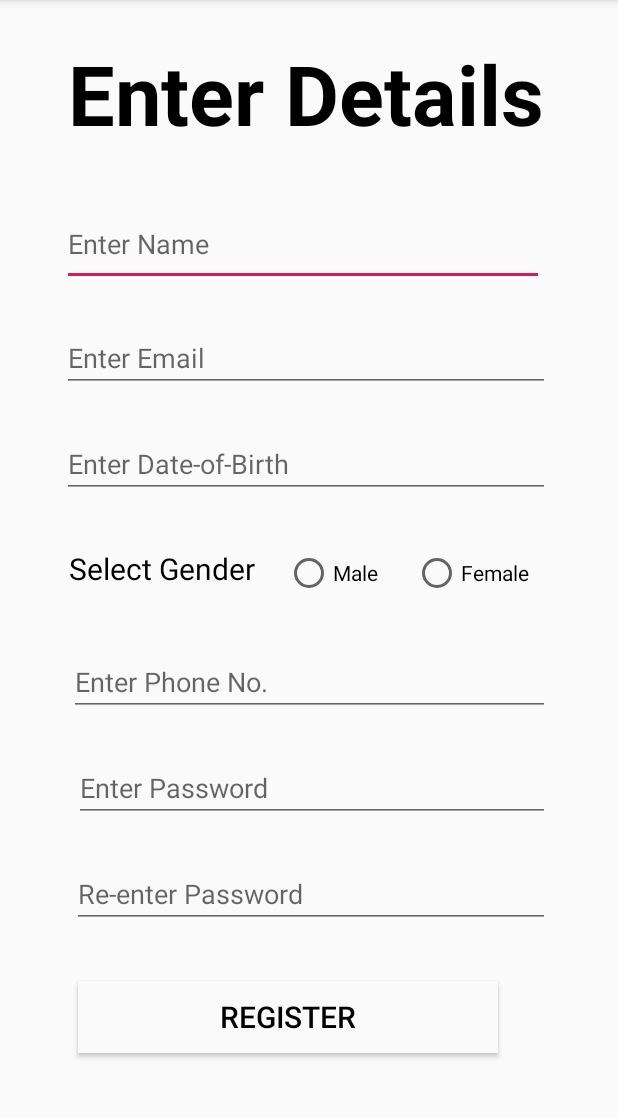
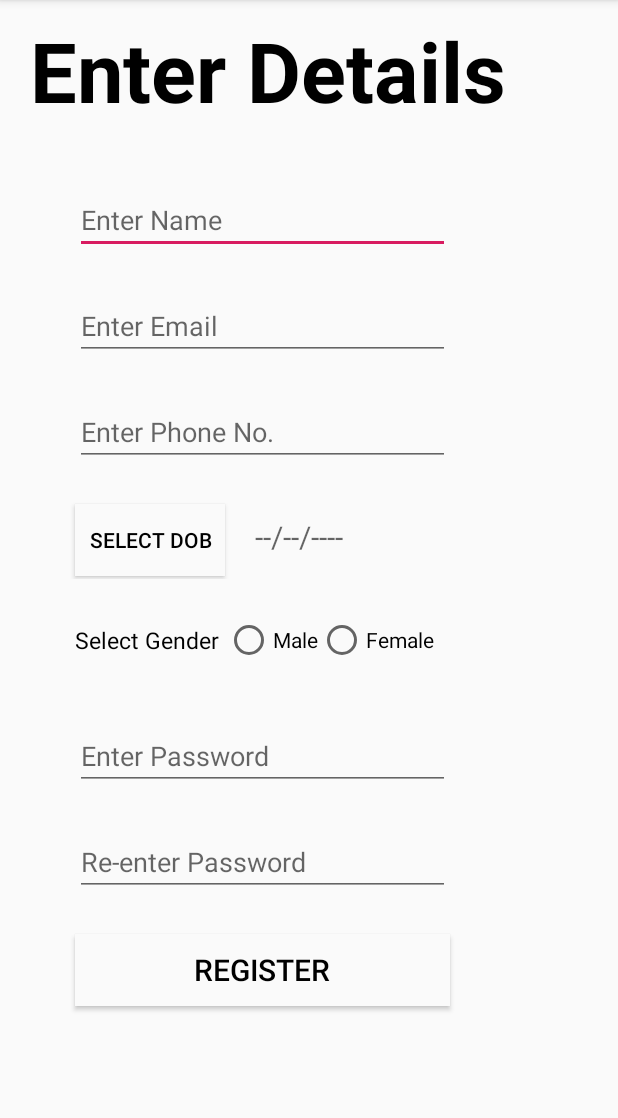
Before and after one commit to AjayUmakanth/DDApp, an Android app: the RegisterActivity screen opened directly, with no data from a screen before it, on a phone screen of 412 x 824 dp, the part 84-1202 px from its top. Run offline under Robolectric (Android 15) with nearby library versions, the phone set to English and light mode, and no system bars; our stand-ins replace Volley; network calls fail.

Commit message:
Refactored register activity Fixed login activity bug

```diff
--- a/app/src/main/java/com/example/depressiondetection/LoginActivity.java
+++ b/app/src/main/java/com/example/depressiondetection/LoginActivity.java
@@ -72,6 +72,8 @@ public class LoginActivity extends AppCompatActivity {
                         public void onResponse(JSONObject response) {
                             progressBar.setVisibility(View.INVISIBLE);
                             Log.d("JSONPost", response.toString());
+                            PreferenceManager.getDefaultSharedPreferences(getApplicationContext()).edit()
+                                    .putString("user_data",response.toString()).apply();
                             Intent intent = new Intent(getApplicationContext(),MainActivity.class);
                             startActivity(intent);
                         }
@@ -81,7 +83,7 @@ public class LoginActivity extends AppCompatActivity {
                 public void onErrorResponse(VolleyError error) {
                     progressBar.setVisibility(View.INVISIBLE);
                     VolleyLog.d("JSONPost", "Error: " + error.getMessage());
-                    Toast.makeText(getApplicationContext(), error.networkResponse.data.toString(), Toast.LENGTH_SHORT).show();
+                    //Toast.makeText(getApplicationContext(), error.networkResponse, Toast.LENGTH_SHORT).show();
 
                     //pDialog.hide();
                 }
--- a/app/src/main/java/com/example/depressiondetection/RegisterActivity.java
+++ b/app/src/main/java/com/example/depressiondetection/RegisterActivity.java
@@ -8,6 +8,8 @@ import android.util.Log;
 import android.view.View;
 import android.widget.Button;
 import android.widget.DatePicker;
+import android.widget.EditText;
+import android.widget.ProgressBar;
 import android.widget.RadioButton;
 import android.widget.RadioGroup;
 import android.widget.TextView;
@@ -29,25 +31,30 @@ import org.json.JSONObject;
 import java.util.Calendar;
 
 public class RegisterActivity extends AppCompatActivity {
-    private TextView name,email,phone,dob,pass,pass2;
+    private EditText name,email,phone,pass,pass2;
+    private TextView dob;
     private RadioGroup gender;
-    Button register;
+    ProgressBar progressBar;
+    Button register,selectDOB;
+    Calendar calender;
     @Override
     protected void onCreate(Bundle savedInstanceState) {
         super.onCreate(savedInstanceState);
         setContentView(R.layout.activity_register);
+        calender = Calendar.getInstance();
+        progressBar=findViewById(R.id.progressBar2);
         name=findViewById(R.id.name);
         email=findViewById(R.id.email);
         phone=findViewById(R.id.phone);
         dob=findViewById(R.id.dob);
+        selectDOB=findViewById(R.id.selectDOB);
         pass=findViewById(R.id.pass);
         pass2=findViewById(R.id.pass2);
         gender=findViewById(R.id.gender);
         register=findViewById(R.id.register);
-        dob.setOnClickListener(new View.OnClickListener() {
+        selectDOB.setOnClickListener(new View.OnClickListener() {
             @Override
             public void onClick(View v) {
-                final Calendar calender = Calendar.getInstance();
                 int day = calender.get(Calendar.DAY_OF_MONTH);
                 int month = calender.get(Calendar.MONTH);
                 int year = calender.get(Calendar.YEAR);
@@ -56,7 +63,7 @@ public class RegisterActivity extends AppCompatActivity {
                         new DatePickerDialog.OnDateSetListener() {
                             @Override
                             public void onDateSet(DatePicker view, int year, int monthOfYear, int dayOfMonth) {
-                                dob.setText(String.format("%d/%d/%d", dayOfMonth, monthOfYear + 1, year));
+                                dob.setText(String.format("%02d/%02d/%d", dayOfMonth, monthOfYear + 1, year));
                             }
                         }, year, month, day);
                 picker.show();
@@ -87,21 +94,21 @@ public class RegisterActivity extends AppCompatActivity {
             requestPayload.put("Email",email.getText().toString());
             requestPayload.put("Phone",phone.getText().toString());
             requestPayload.put("DateOfBirth",dob.getText().toString());
-            requestPayload.put("Gender",findViewById(gender.getCheckedRadioButtonId()).toString());
+            RadioButton selectedGender = findViewById(gender.getCheckedRadioButtonId());
+            requestPayload.put("Gender",selectedGender.getText().toString());
             requestPayload.put("Password",pass.getText().toString());
-
-            Intent i = new Intent(getApplicationContext(),MainActivity.class);
-            startActivity(i);
         }
         catch (JSONException e) {
             e.printStackTrace();
         }
+        progressBar.setVisibility(View.VISIBLE);
         JsonObjectRequest request = new JsonObjectRequest(Request.Method.POST,
                 url, requestPayload,
                 new Response.Listener<JSONObject>() {
 
                     @Override
                     public void onResponse(JSONObject response) {
+                        progressBar.setVisibility(View.INVISIBLE);
                         Log.d("JSONPost", response.toString());
                         PreferenceManager.getDefaultSharedPreferences(getApplicationContext()).edit()
                                 .putString("user_data",response.toString()).apply();
@@ -112,6 +119,7 @@ public class RegisterActivity extends AppCompatActivity {
 
             @Override
             public void onErrorResponse(VolleyError error) {
+                progressBar.setVisibility(View.INVISIBLE);
                 VolleyLog.d("JSONPost", "Error: " + error.getMessage());
                 Toast.makeText(getApplicationContext(), error.networkResponse.data.toString(), Toast.LENGTH_SHORT).show();
 
@@ -169,12 +177,12 @@ public class RegisterActivity extends AppCompatActivity {
     {
         if(dob.getText().toString().isEmpty())
         {
-            name.setError("Please enter your dob");
+            dob.setError("Please enter your dob");
             return false;
         }
         else
         {
-            name.setError(null);
+            dob.setError(null);
             return  true;
         }
     }
--- a/app/src/main/res/layout/activity_register.xml
+++ b/app/src/main/res/layout/activity_register.xml
@@ -1,30 +1,29 @@
 <?xml version="1.0" encoding="utf-8"?>
-<ScrollView xmlns:android="http://schemas.android.com/apk/res/android"
+<RelativeLayout xmlns:android="http://schemas.android.com/apk/res/android"
     xmlns:app="http://schemas.android.com/apk/res-auto"
     xmlns:tools="http://schemas.android.com/tools"
     android:layout_width="fill_parent"
     android:layout_height="fill_parent"
-    android:fillViewport="true">
-    <RelativeLayout
+    android:orientation="vertical">
+
+    <ScrollView
         android:layout_width="match_parent"
         android:layout_height="match_parent"
-        android:background="@color/background_color"
-        tools:context=".RegisterActivity">
+        android:layout_alignParentStart="true"
+        android:layout_alignParentTop="true"
+        android:layout_alignParentLeft="true">
+
+        <LinearLayout
+            android:layout_width="match_parent"
+            android:layout_height="wrap_content"
+            android:orientation="vertical">
 
             <TextView
                 android:id="@+id/textView2"
-            android:layout_width="3sp"
+                android:layout_width="wrap_content"
                 android:layout_height="wrap_content"
-            android:layout_alignParentStart="true"
-            android:layout_alignParentLeft="true"
-            android:layout_alignParentTop="true"
-            android:layout_alignParentEnd="true"
-            android:layout_alignParentRight="true"
-            android:layout_marginStart="45sp"
-            android:layout_marginLeft="45sp"
-            android:layout_marginTop="25sp"
-            android:layout_marginEnd="49sp"
-            android:layout_marginRight="49sp"
+                android:layout_marginTop="10sp"
+                android:layout_marginLeft="20sp"
                 android:text="Enter Details"
                 android:textColor="@color/text_color"
                 android:textSize="55sp"
@@ -33,164 +32,160 @@
 
             <EditText
                 android:id="@+id/name"
-            android:layout_width="335sp"
-            android:layout_height="56sp"
-            android:layout_below="@+id/textView2"
-            android:layout_alignParentStart="true"
-            android:layout_alignParentLeft="true"
-            android:layout_alignParentEnd="true"
-            android:layout_alignParentRight="true"
-            android:layout_marginStart="41sp"
-            android:layout_marginLeft="41sp"
-            android:layout_marginTop="35sp"
-            android:layout_marginEnd="49sp"
-            android:layout_marginRight="49sp"
+                android:layout_width="250sp"
+                android:layout_height="wrap_content"
+                android:layout_marginTop="40sp"
+                android:layout_marginLeft="50sp"
                 android:ems="10"
                 android:hint="Enter Name"
                 android:inputType="textPersonName"
-            android:textColor="@color/text_color" />
+                android:textColor="@color/text_color"
+                android:layout_marginStart="50sp" />
 
             <EditText
                 android:id="@+id/email"
-            android:layout_width="335sp"
+                android:layout_width="250sp"
                 android:layout_height="wrap_content"
-            android:layout_below="@+id/name"
-            android:layout_alignParentStart="true"
-            android:layout_alignParentLeft="true"
-            android:layout_marginStart="41sp"
-            android:layout_marginLeft="41sp"
+                android:layout_marginTop="25sp"
+                android:layout_marginLeft="50sp"
+                android:ems="10"
+                android:hint="Enter Email"
+                android:inputType="textEmailAddress"
+                android:textColor="@color/text_color"
+                android:layout_marginStart="50sp" />
+
+            <EditText
+                android:id="@+id/phone"
+                android:layout_width="250sp"
+                android:layout_height="wrap_content"
+                android:layout_marginTop="25sp"
+                android:layout_marginLeft="50sp"
+                android:ems="10"
+                android:hint="Enter Phone No."
+                android:inputType="phone"
+                android:textColor="@color/text_color"
+                android:layout_marginStart="50sp" />
+
+            <LinearLayout
+                android:layout_width="match_parent"
+                android:layout_height="match_parent"
+                android:orientation="horizontal">
+
+                <Button
+                    android:id="@+id/selectDOB"
+                    android:layout_width="100sp"
+                    android:layout_height="wrap_content"
+                    android:layout_marginTop="25sp"
+                    android:layout_marginLeft="50sp"
+                    android:background="@color/button_color"
+                    android:text="Select DOB"
+                    android:textColor="@color/text_color"
+                    android:layout_marginStart="50sp" />
+
+                <TextView
+                    android:id="@+id/dob"
+                    android:layout_width="wrap_content"
+                    android:layout_height="50sp"
+                    android:layout_marginStart="20sp"
+                    android:layout_marginLeft="20sp"
                     android:layout_marginTop="25sp"
                     android:layout_marginEnd="45sp"
                     android:layout_marginRight="45sp"
+                    android:layout_toEndOf="@+id/selectDOB"
+                    android:layout_toRightOf="@+id/selectDOB"
                     android:ems="10"
-            android:hint="Enter Email"
-            android:inputType="textPersonName"
+                    android:hint="--/--/----"
+                    android:inputType="date"
+                    android:textColor="@color/text_color"
+                    android:textSize="20sp" />
+            </LinearLayout>
+
+            <LinearLayout
+                android:layout_width="match_parent"
+                android:layout_height="match_parent"
+                android:orientation="horizontal">
+
+                <TextView
+                    android:id="@+id/textView3"
+                    android:layout_width="100sp"
+                    android:layout_height="40sp"
+                    android:layout_marginTop="30sp"
+                    android:layout_marginLeft="50sp"
+                    android:text="Select Gender"
+                    android:textColor="@color/text_color"
+                    android:textSize="15sp"
+                    android:layout_marginStart="50sp" />
+
+                <RadioGroup
+                    android:id="@+id/gender"
+                    android:layout_width="160sp"
+                    android:layout_height="30sp"
+                    android:layout_marginTop="25sp"
+                    android:orientation="horizontal">
+
+                    <RadioButton
+                        android:id="@+id/radioButton4"
+                        android:layout_width="wrap_content"
+                        android:layout_height="match_parent"
+                        android:text="Male"
                         android:textColor="@color/text_color" />
 
-        <EditText
-            android:id="@+id/dob"
-            android:layout_width="335sp"
-            android:layout_height="wrap_content"
-            android:layout_below="@+id/email"
-            android:layout_alignParentStart="true"
-            android:layout_alignParentLeft="true"
-            android:layout_marginStart="41sp"
-            android:layout_marginLeft="41sp"
-            android:layout_marginTop="25sp"
-            android:layout_marginEnd="45sp"
-            android:layout_marginRight="45sp"
-            android:ems="10"
-            android:hint="Enter Date-of-Birth"
-            android:inputType="date"
+                    <RadioButton
+                        android:id="@+id/radioButton3"
+                        android:layout_width="wrap_content"
+                        android:layout_height="match_parent"
+                        android:text="Female"
                         android:textColor="@color/text_color" />
 
+                </RadioGroup>
 
-        <EditText
-            android:id="@+id/phone"
-            android:layout_width="335sp"
-            android:layout_height="wrap_content"
-            android:layout_below="@+id/gender"
-            android:layout_alignParentStart="true"
-            android:layout_alignParentLeft="true"
-            android:layout_marginStart="46sp"
-            android:layout_marginLeft="46sp"
-            android:layout_marginTop="25sp"
-            android:layout_marginEnd="45sp"
-            android:layout_marginRight="45sp"
-            android:ems="10"
-            android:hint="Enter Phone No."
-            android:inputType="phone"
-            android:textColor="@color/text_color" />
+            </LinearLayout>
 
             <EditText
                 android:id="@+id/pass"
-            android:layout_width="335sp"
+                android:layout_width="250sp"
                 android:layout_height="wrap_content"
-            android:layout_below="@+id/phone"
-            android:layout_alignParentStart="true"
-            android:layout_alignParentLeft="true"
-            android:layout_marginStart="49sp"
-            android:layout_marginLeft="49sp"
                 android:layout_marginTop="25sp"
-            android:layout_marginEnd="45sp"
-            android:layout_marginRight="45sp"
+                android:layout_marginLeft="50sp"
                 android:ems="10"
                 android:hint="Enter Password"
                 android:inputType="textPassword"
-            android:textColor="@color/text_color" />
+                android:textColor="@color/text_color"
+                android:layout_marginStart="50sp" />
 
             <EditText
                 android:id="@+id/pass2"
-            android:layout_width="335sp"
+                android:layout_width="250sp"
                 android:layout_height="wrap_content"
-            android:layout_below="@+id/pass"
-            android:layout_alignParentStart="true"
-            android:layout_alignParentLeft="true"
-            android:layout_marginStart="48sp"
-            android:layout_marginLeft="48sp"
                 android:layout_marginTop="25sp"
-            android:layout_marginEnd="45sp"
-            android:layout_marginRight="45sp"
+                android:layout_marginLeft="50sp"
                 android:ems="10"
                 android:hint="Re-enter Password"
                 android:inputType="textPassword"
-            android:textColor="@color/text_color" />
+                android:textColor="@color/text_color"
+                android:layout_marginStart="50sp" />
+
             <Button
                 android:id="@+id/register"
-            android:layout_width="280sp"
+                android:layout_width="250sp"
                 android:layout_height="wrap_content"
-            android:layout_below="@+id/pass2"
-            android:layout_alignParentStart="true"
-            android:layout_alignParentLeft="true"
-            android:layout_marginStart="52sp"
-            android:layout_marginLeft="52sp"
-            android:layout_marginTop="35sp"
-            android:layout_marginBottom="35sp"
+                android:layout_marginTop="25sp"
+                android:layout_marginLeft="50sp"
+                android:layout_marginBottom="50sp"
                 android:background="@color/button_color"
                 android:text="Register"
                 android:textColor="@color/text_color"
                 android:textSize="20sp" />
-
-        <RadioGroup
-            android:id="@+id/gender"
-            android:layout_width="170sp"
-            android:layout_height="49sp"
-            android:layout_below="@+id/dob"
-            android:layout_marginStart="20sp"
-            android:layout_marginLeft="20sp"
-            android:layout_marginTop="25sp"
-            android:layout_toEndOf="@+id/textView3"
-            android:layout_toRightOf="@+id/textView3"
-            android:orientation="horizontal">
-
-            <RadioButton
-                android:id="@+id/radioButton4"
-                android:textColor="@color/text_color"
-                android:layout_width="85sp"
-                android:layout_height="match_parent"
-                android:text="Male" />
-
-            <RadioButton
-                android:id="@+id/radioButton3"
-                android:textColor="@color/text_color"
-                android:layout_width="85sp"
-                android:layout_height="match_parent"
-                android:text="Female" />
-        </RadioGroup>
-
-        <TextView
-            android:id="@+id/textView3"
-            android:layout_width="wrap_content"
-            android:layout_height="wrap_content"
-            android:layout_below="@+id/dob"
-            android:layout_alignParentStart="true"
-            android:layout_alignParentLeft="true"
-            android:layout_marginStart="46sp"
-            android:layout_marginLeft="46sp"
-            android:layout_marginTop="33sp"
-            android:textColor="@color/text_color"
-            android:text="Select Gender"
-            android:textSize="20sp" />
-
+        </LinearLayout>
+    </ScrollView>
+    <ProgressBar
+        android:id="@+id/progressBar2"
+        style="?android:attr/progressBarStyle"
+        android:layout_width="150sp"
+        android:layout_height="150sp"
+        android:layout_gravity="center"
+        android:visibility="invisible"
+        android:layout_marginStart="120sp"
+        android:layout_marginLeft="120sp"
+        android:layout_marginTop="400sp" />
 </RelativeLayout>
-</ScrollView>
```
Lines whose indentation alone changed are shown as unchanged.
